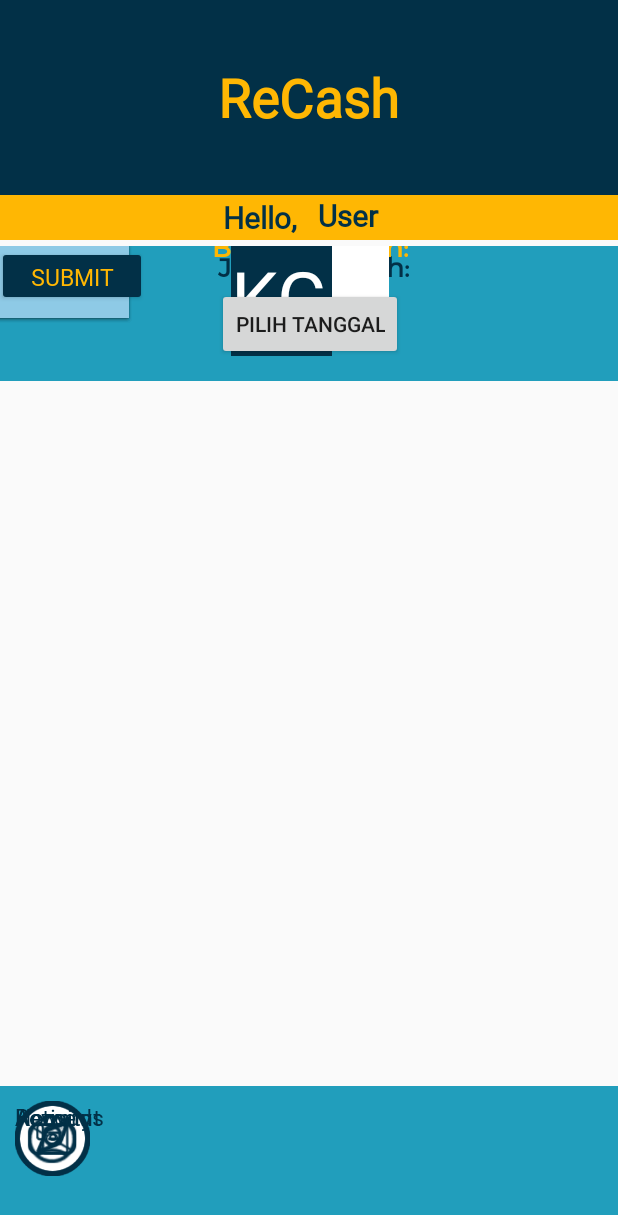
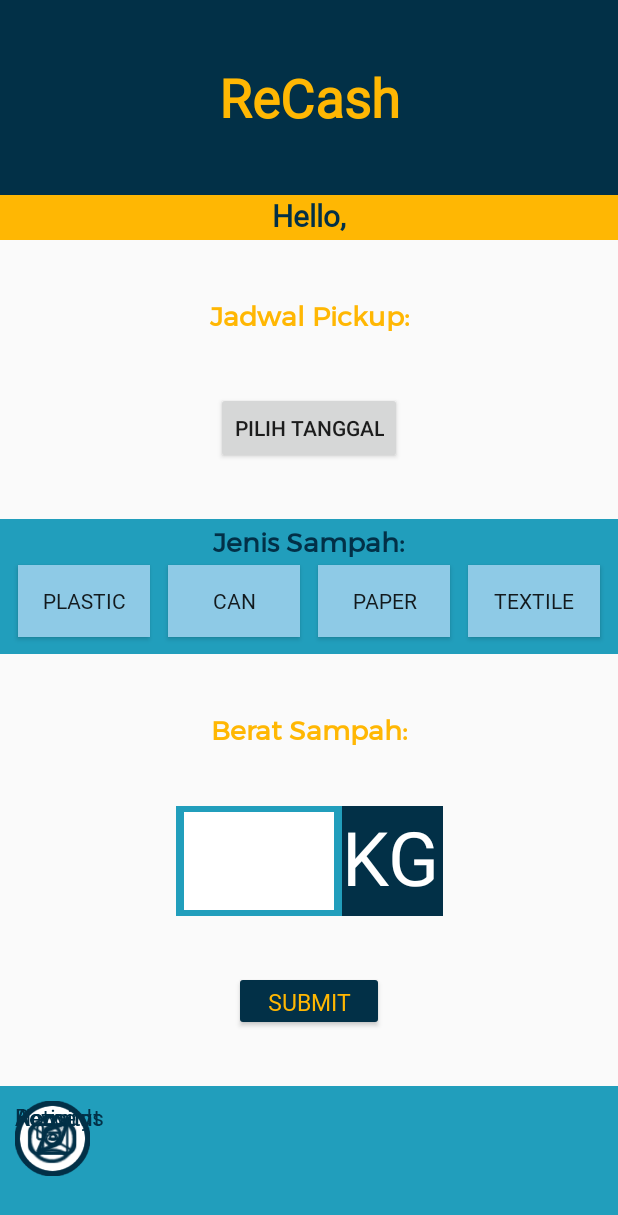
Before and after one commit to andriansanto/UAS_Mobile21, an Android app: the layout pickup_form.xml on its own in the app's theme, with its tools: preview values and no code run, on a phone screen of 412 x 824 dp. Shown: the top 1215 px of the screen. Run offline under Robolectric (Android 15) with nearby library versions, the phone set to English and light mode, and no system bars.

Commit message:
bnerin xml lagi

```diff
--- a/app/src/main/AndroidManifest.xml
+++ b/app/src/main/AndroidManifest.xml
@@ -13,6 +13,8 @@
         <activity android:name=".Home_activity" android:configChanges="orientation|screenSize"/>
         <activity android:name=".MainActivity" />
         <activity android:name=".Register_activity" />
+        <activity android:name=".PickupFormActivity" />
+        <activity android:name=".TrackingNotif_activity" />
         <activity android:name=".credit_activity" />
         <activity android:name=".Login_activity" >
             <intent-filter>
--- a/app/src/main/java/umn/ac/id/uas_mobile/MainActivity.java
+++ b/app/src/main/java/umn/ac/id/uas_mobile/MainActivity.java
@@ -84,7 +84,7 @@ public class MainActivity extends AppCompatActivity {
         btn_pick.setOnClickListener(new View.OnClickListener() {
             @Override
             public void onClick(View view) {
-                //Insert Activity here//
+                openPickFormActivity();
             }
         });
     }
@@ -96,4 +96,8 @@ public class MainActivity extends AppCompatActivity {
         Intent intent = new Intent(this, Login_activity.class);
         startActivity(intent);
     }
+    public void openPickFormActivity(){
+        Intent intent = new Intent(this, PickupFormActivity.class);
+        startActivity(intent);
+    }
 }
--- a/app/src/main/java/umn/ac/id/uas_mobile/PickupFormActivity.java
+++ b/app/src/main/java/umn/ac/id/uas_mobile/PickupFormActivity.java
@@ -43,10 +43,10 @@ public class PickupFormActivity extends AppCompatActivity {
     @Override
     protected void onCreate(@Nullable Bundle savedInstanceState) {
         super.onCreate(savedInstanceState);
-        setContentView(R.layout.activity_main);
+        setContentView(R.layout.pickup_form);
 
         dateFormatter = new SimpleDateFormat("dd-MM-yyyy", Locale.US);
-        Username = findViewById(R.id.recash3);
+        Username = findViewById(R.id.recash2);
         btnSubmit = findViewById(R.id.btn_submitPickup);
 
         fAuth = FirebaseAuth.getInstance();
@@ -58,7 +58,7 @@ public class PickupFormActivity extends AppCompatActivity {
         documentReference.addSnapshotListener(this, new EventListener<DocumentSnapshot>() {
             @Override
             public void onEvent(@Nullable DocumentSnapshot value, @Nullable FirebaseFirestoreException error) {
-                Username.setText(value.getString("Username"));
+                Username.setText("Hello, "+value.getString("Username"));
             }
         });
 
--- a/app/src/main/res/layout/activity_main.xml
+++ b/app/src/main/res/layout/activity_main.xml
@@ -76,7 +76,7 @@
             android:layout_height="wrap_content"
             android:textColor="@color/white"
             android:textSize="25sp"
-            android:text="10,000 Points"
+            android:text="0"
             android:fontFamily="@font/baloo"
             android:layout_marginStart="5dp"
             android:layout_marginTop="15dp"
--- a/app/src/main/res/layout/pickup_form.xml
+++ b/app/src/main/res/layout/pickup_form.xml
@@ -16,22 +16,25 @@
         android:layout_height="130dp"
         android:background="@drawable/header_background2"
         android:padding="10dp"
-        app:layout_constraintTop_toTopOf="parent">
+        app:layout_constraintTop_toTopOf="parent"
+        app:layout_constraintStart_toStartOf="parent"
+        app:layout_constraintEnd_toEndOf="parent">
 
         <TextView
             android:id="@+id/recash"
-            android:gravity="center"
             android:layout_width="200dp"
             android:layout_height="60dp"
-            android:layout_marginStart="95dp"
-            android:layout_marginTop="25dp"
+            android:fontFamily="@font/baloo"
+
+            android:gravity="center"
             android:text="ReCash"
             android:textColor="@color/kuning"
             android:textSize="35dp"
-            android:fontFamily="@font/baloo"
             android:textStyle="bold"
+            app:layout_constraintBottom_toBottomOf="parent"
+            app:layout_constraintEnd_toEndOf="parent"
             app:layout_constraintStart_toStartOf="parent"
-            app:layout_constraintTop_toTopOf="parent"/>
+            app:layout_constraintTop_toTopOf="parent" />
     </androidx.constraintlayout.widget.ConstraintLayout>
 
     <androidx.constraintlayout.widget.ConstraintLayout
@@ -39,52 +42,31 @@
         android:layout_width="match_parent"
         android:layout_height="30dp"
         android:background="@drawable/header_background3"
+        app:layout_constraintEnd_toEndOf="parent"
+        app:layout_constraintStart_toStartOf="parent"
+        app:layout_constraintTop_toBottomOf="@+id/layout_main">
 
-        app:layout_constraintTop_toBottomOf="@+id/layout_main">
         <TextView
             android:id="@+id/recash2"
+            android:layout_width="wrap_content"
+            android:layout_height="wrap_content"
+            android:fontFamily="@font/baloo"
             android:gravity="center"
-            android:layout_width="100dp"
-            android:layout_height="30dp"
-            android:layout_marginStart="105dp"
-            android:paddingEnd="-30dp"
             android:text="Hello,"
             android:textColor="@color/birudongker"
             android:textSize="20dp"
-            android:fontFamily="@font/baloo"
             android:textStyle="bold"
             app:layout_constraintStart_toStartOf="parent"
-            app:layout_constraintTop_toTopOf="parent"
-            app:layout_constraintEnd_toStartOf="@id/recash3"/>
+            app:layout_constraintEnd_toEndOf="parent"
+            app:layout_constraintTop_toTopOf="parent" />
 
-        <TextView
-            android:id="@+id/recash3"
-            android:layout_width="200dp"
-            android:layout_height="30dp"
-            android:text="User"
-            android:textColor="@color/birudongker"
-            android:textSize="20dp"
-            android:fontFamily="@font/baloo"
-            android:textStyle="bold"
-            app:layout_constraintTop_toTopOf="parent"
-            app:layout_constraintEnd_toEndOf="parent"/>
     </androidx.constraintlayout.widget.ConstraintLayout>
-
-    <ScrollView
-
-        android:layout_width="417dp"
-        android:layout_height="470dp"
-        android:layout_marginTop="4dp"
-        android:overScrollMode="never"
-        android:scrollbars="none"
-        app:layout_constraintStart_toStartOf="parent"
-        app:layout_constraintEnd_toEndOf="parent"
-        app:layout_constraintTop_toBottomOf="@id/layout_main2"
-        tools:layout_editor_absoluteX="0dp">
 
         <androidx.constraintlayout.widget.ConstraintLayout
             android:layout_width="match_parent"
-            android:layout_height="wrap_content">
+            android:layout_height="0dp"
+            app:layout_constraintBottom_toTopOf="@id/layoutt_main"
+            app:layout_constraintTop_toBottomOf="@id/layout_main2">
 
             <!--Calendar-->
 
@@ -119,12 +101,13 @@
             <!--            Jenis Sampah-->
             <androidx.constraintlayout.widget.ConstraintLayout
                 android:id="@+id/constraintLayout"
-                android:layout_width="422dp"
+                android:layout_width="match_parent"
                 android:layout_height="90dp"
                 android:background="@color/biru"
-                tools:ignore="MissingConstraints"
-                tools:layout_editor_absoluteX="-6dp"
-                tools:layout_editor_absoluteY="124dp">
+                app:layout_constraintBottom_toTopOf="@+id/beratsampah"
+                app:layout_constraintStart_toStartOf="parent"
+                app:layout_constraintEnd_toEndOf="parent"
+                app:layout_constraintTop_toBottomOf="@id/bt_datepicker">
 
                 <TextView
                     android:layout_width="wrap_content"
@@ -135,10 +118,10 @@
                     android:textColor="@color/birudongker"
                     android:textSize="18dp"
                     android:textStyle="bold"
+                    app:layout_constraintTop_toTopOf="parent"
+                    app:layout_constraintBottom_toTopOf="@id/btn_plastic"
                     app:layout_constraintEnd_toEndOf="parent"
-                    app:layout_constraintStart_toStartOf="parent"
-                    tools:ignore="MissingConstraints"
-                    tools:layout_editor_absoluteY="3dp" />
+                    app:layout_constraintStart_toStartOf="parent" />
 
                 <Button
                     android:id="@+id/btn_plastic"
@@ -146,12 +129,14 @@
                     android:layout_width="wrap_content"
                     android:layout_height="wrap_content"
                     android:layout_alignParentTop="true"
+                    android:layout_marginBottom="11dp"
                     android:layout_alignParentRight="true"
                     android:background="@color/birumuda"
                     android:fontFamily="@font/baloo"
                     android:text="Plastic"
-                    tools:layout_editor_absoluteX="16dp"
-                    tools:layout_editor_absoluteY="30dp" />
+                    app:layout_constraintEnd_toStartOf="@id/btn_can"
+                    app:layout_constraintStart_toStartOf="parent"
+                    app:layout_constraintBottom_toBottomOf="parent"/>
 
                 <Button
                     android:id="@+id/btn_can"
@@ -163,8 +148,9 @@
                     android:background="@color/birumuda"
                     android:fontFamily="@font/baloo"
                     android:text="Can"
-                    tools:layout_editor_absoluteX="116dp"
-                    tools:layout_editor_absoluteY="30dp" />
+                    app:layout_constraintStart_toEndOf="@id/btn_plastic"
+                    app:layout_constraintEnd_toStartOf="@id/btn_paper"
+                    app:layout_constraintBottom_toBottomOf="@id/btn_plastic"/>
 
                 <Button
                     android:id="@+id/btn_paper"
@@ -176,11 +162,13 @@
                     android:background="@color/birumuda"
                     android:fontFamily="@font/baloo"
                     android:text="Paper"
-                    tools:layout_editor_absoluteX="217dp"
-                    tools:layout_editor_absoluteY="30dp" />
+                    app:layout_constraintBottom_toBottomOf="@id/btn_plastic"
+                    app:layout_constraintEnd_toStartOf="@id/btn_textile"
+                    app:layout_constraintStart_toEndOf="@id/btn_can"
+                    app:layout_constraintTop_toTopOf="@id/btn_plastic"/>
 
                 <Button
-                    android:id="@+id/btn_etc"
+                    android:id="@+id/btn_textile"
                     style="@drawable/btn_pick"
                     android:layout_width="wrap_content"
                     android:layout_height="wrap_content"
@@ -188,20 +176,15 @@
                     android:layout_alignParentRight="true"
                     android:background="@color/birumuda"
                     android:fontFamily="@font/baloo"
-                    android:text="Etc"
-                    tools:layout_editor_absoluteX="318dp"
-                    tools:layout_editor_absoluteY="30dp" />
+                    android:text="Textile"
+                    app:layout_constraintEnd_toEndOf="parent"
+                    app:layout_constraintStart_toEndOf="@id/btn_paper"
+                    app:layout_constraintBottom_toBottomOf="@id/btn_plastic"/>
 
             </androidx.constraintlayout.widget.ConstraintLayout>
 
-            <!--            Berat Sampah-->
-            <androidx.constraintlayout.widget.ConstraintLayout
-                android:layout_width="417dp"
-                android:layout_height="263dp"
-                tools:ignore="MissingConstraints"
-                tools:layout_editor_absoluteY="202dp">
-
             <TextView
+                android:id="@+id/beratsampah"
                 android:layout_width="wrap_content"
                 android:layout_height="wrap_content"
                 android:fontFamily="@font/montserrat"
@@ -210,31 +193,31 @@
                 android:textColor="@color/kuning"
                 android:textSize="18dp"
                 android:textStyle="bold"
-                    app:layout_constraintBottom_toTopOf="@+id/constraintLayout2"
                 app:layout_constraintEnd_toEndOf="parent"
                 app:layout_constraintStart_toStartOf="parent"
-                    app:layout_constraintTop_toTopOf="parent"
-                    tools:ignore="MissingConstraints" />
+                app:layout_constraintTop_toBottomOf="@id/constraintLayout"
+                app:layout_constraintBottom_toTopOf="@id/constraintLayout2"/>
 
-<!--                Box Berat-->
-                <androidx.constraintlayout.widget.ConstraintLayout
+            <LinearLayout
                 android:id="@+id/constraintLayout2"
                 android:layout_width="wrap_content"
                 android:layout_height="wrap_content"
                 android:background="@color/biru"
                 app:layout_constraintEnd_toEndOf="parent"
+                app:layout_constraintTop_toBottomOf="@id/beratsampah"
                 app:layout_constraintStart_toStartOf="parent"
-                    tools:layout_editor_absoluteY="64dp">
+                app:layout_constraintBottom_toTopOf="@id/btn_submitPickup">
 
                 <!--                    KG-->
 
                 <EditText
-                        android:layout_width="105dp"
+                    android:layout_width="100dp"
                     android:layout_height="65dp"
                     android:background="@color/white"
-                        android:inputType="numberDecimal"
-                        tools:layout_editor_absoluteX="4dp"
-                        tools:layout_editor_absoluteY="4dp" />
+                    android:paddingTop="20dp"
+                    android:layout_marginStart="5dp"
+                    android:layout_marginEnd="5dp"
+                    android:inputType="numberDecimal" />
 
                 <TextView
                     android:layout_width="67dp"
@@ -242,33 +225,28 @@
                     android:background="@color/birudongker"
                     android:text="KG"
                     android:textColor="@color/white"
-                        android:textSize="50dp"
-                        tools:layout_editor_absoluteX="113dp"
-                        tools:layout_editor_absoluteY="0dp" />
+                    android:textSize="50dp"/>
 
-                </androidx.constraintlayout.widget.ConstraintLayout>
-
-            </androidx.constraintlayout.widget.ConstraintLayout>
+            </LinearLayout>
 
 <!--Button Submit-->
             <Button
                 android:id="@+id/btn_submitPickup"
                 android:layout_width="100dp"
                 android:layout_height="40dp"
+                android:backgroundTint="@color/birudongker"
+                android:fontFamily="@font/baloo"
                 android:text="SUBMIT"
+                android:textColor="@color/kuning"
                 android:textSize="15dp"
-                android:backgroundTint="@color/birudongker"
-                android:textColor="@color/kuning"
-                android:fontFamily="@font/baloo"
-                tools:layout_editor_absoluteX="160dp"
-                tools:layout_editor_absoluteY="387dp"
-                tools:ignore="MissingConstraints" />
+                app:layout_constraintBottom_toBottomOf="parent"
+                app:layout_constraintEnd_toEndOf="parent"
+                app:layout_constraintStart_toStartOf="parent"
+                app:layout_constraintTop_toBottomOf="@id/constraintLayout2" />
 
 
         </androidx.constraintlayout.widget.ConstraintLayout>
 
-
-    </ScrollView>
 
     <androidx.constraintlayout.widget.ConstraintLayout
         android:id="@+id/layoutt_main"
```
Also changed, not shown: app/src/main/res/layout/activity_account.xml (+89 -14 lines). Lines whose indentation alone changed are shown as unchanged.
